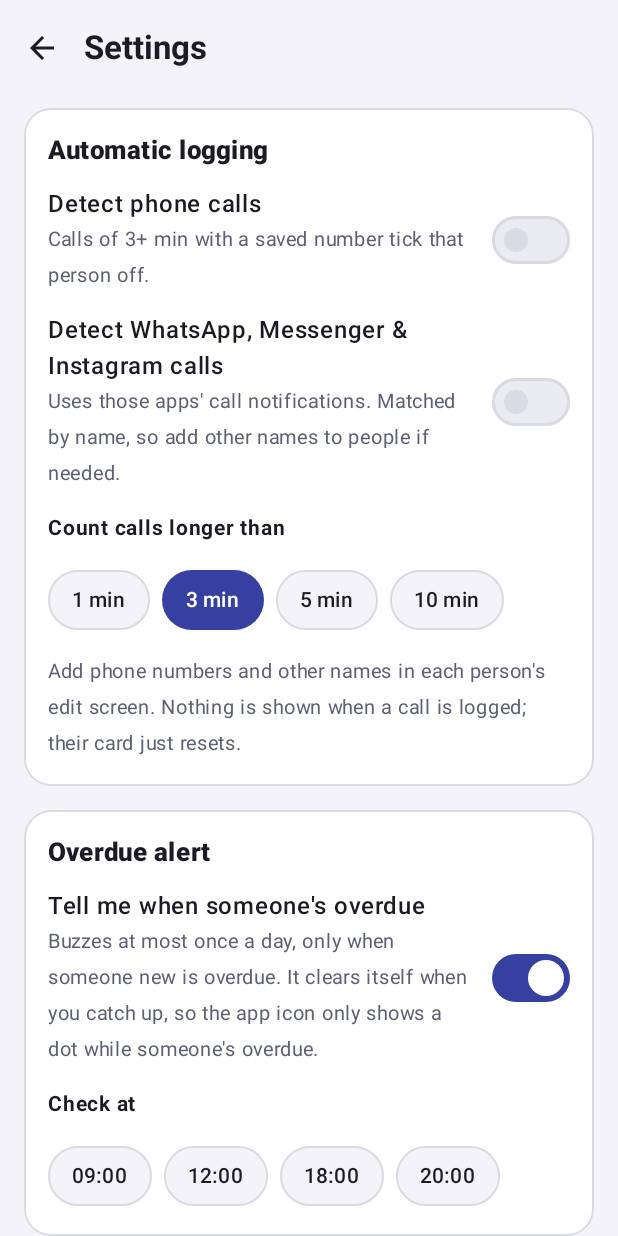
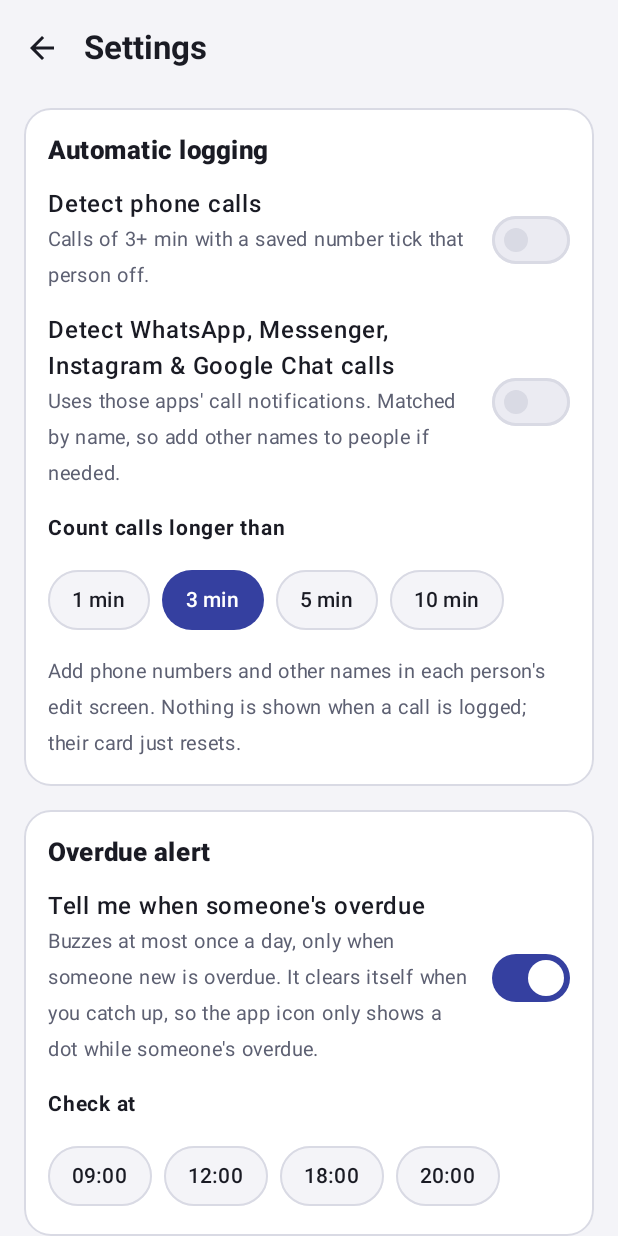
Before and after one commit to CianDunlevy/claude-playground, an Android app built with Jetpack Compose: the screen it shows after launch (MainActivity), after a tap on "Settings", on a phone screen of 412 x 824 dp. Run offline under Robolectric (Android 15) with nearby library versions, the phone set to English and light mode, and no system bars; 5 statements that could not run were skipped.

Commit message:
Detect Google Chat and Google Meet calls too
Adds the Chat app, Gmail (where Chat calls also ring) and Meet to the apps
the call listener watches. Calls from Chat in either app are treated as one
call. Wording in Settings and the edit screen updated to match.

Co-Authored-By: Claude Opus 5.5 <noreply@anthropic.com>
Claude-Session: https://claude.ai/code/session_012WKnhJRtgkoQ1yyg9s9kk6

```diff
--- a/catch-up-android/app/src/main/AndroidManifest.xml
+++ b/catch-up-android/app/src/main/AndroidManifest.xml
@@ -36,7 +36,7 @@
 
         <receiver android:name=".notify.ActionReceiver" android:exported="false" />
 
-        <!-- Reads WhatsApp / Messenger / Instagram call notifications only (filtered in code). Off until you grant notification access. -->
+        <!-- Reads WhatsApp / Messenger / Instagram / Google Chat call notifications only (filtered in code). Off until you grant notification access. -->
         <service
             android:name=".calls.CallNotificationListener"
             android:exported="true"
--- a/catch-up-android/app/src/main/java/io/github/ciandunlevy/catchup/calls/CallNotificationListener.kt
+++ b/catch-up-android/app/src/main/java/io/github/ciandunlevy/catchup/calls/CallNotificationListener.kt
@@ -18,7 +18,7 @@ import java.time.LocalTime
 import java.time.format.DateTimeFormatter
 
 /**
- * Watches WhatsApp, Messenger and Instagram for their "call in progress" notification and times the call
+ * Watches WhatsApp, Messenger, Instagram and Google Chat / Meet for their "call in progress" notification and times the call
  * itself (see [CallTracker]). When a call ends, if it lasted at least the minimum and the caller's name
  * matches someone, their catch-up is logged. Every other notification is ignored straight away.
  */
@@ -31,6 +31,11 @@ class CallNotificationListener : NotificationListenerService() {
             "com.facebook.orca" to "Messenger",
             "com.facebook.mlite" to "Messenger",
             "com.instagram.android" to "Instagram",
+            // Google Chat calls ring through the Chat app or Gmail; 1:1 Meet calls through the Meet app.
+            "com.google.android.apps.dynamite" to "Google Chat",
+            "com.google.android.gm" to "Google Chat",
+            "com.google.android.apps.tachyon" to "Google Meet",
+            "com.google.android.apps.meetings" to "Google Meet",
         )
         private const val GRACE_MS = 8_000L
 
--- a/catch-up-android/app/src/main/java/io/github/ciandunlevy/catchup/data/Store.kt
+++ b/catch-up-android/app/src/main/java/io/github/ciandunlevy/catchup/data/Store.kt
@@ -58,7 +58,7 @@ object Prefs {
         set(v) = sp.edit().putBoolean("autoPhone", v).apply()
 
 
-    /** Detect WhatsApp / Messenger / Instagram calls from their notifications. */
+    /** Detect WhatsApp / Messenger / Instagram / Google Chat calls from their notifications. */
     var autoApps: Boolean
         get() = sp.getBoolean("autoApps", false)
         set(v) = sp.edit().putBoolean("autoApps", v).apply()
--- a/catch-up-android/app/src/main/java/io/github/ciandunlevy/catchup/model/CallTracker.kt
+++ b/catch-up-android/app/src/main/java/io/github/ciandunlevy/catchup/model/CallTracker.kt
@@ -1,7 +1,7 @@
 package io.github.ciandunlevy.catchup.model
 
 /**
- * Works out how long a WhatsApp / Messenger / Instagram call lasted from its notifications, using our own clock.
+ * Works out how long a WhatsApp / Messenger / Instagram / Google Chat call lasted from its notifications, using our own clock.
  * The apps' own timestamps aren't trusted, and apps often swap notifications mid-call (ringing → connected),
  * so a call is tracked by app + caller name across notifications, and only counts as ended once none of its
  * notifications have been showing for [graceMs].
--- a/catch-up-android/app/src/main/java/io/github/ciandunlevy/catchup/model/Logic.kt
+++ b/catch-up-android/app/src/main/java/io/github/ciandunlevy/catchup/model/Logic.kt
@@ -18,7 +18,7 @@ data class Person(
     val history: List<Long> = listOf(lastCaughtUp),
     val createdAt: Long = lastCaughtUp,
     val phones: List<String> = emptyList(),
-    /** Other names this person shows up as in WhatsApp / Messenger / Instagram call notifications. */
+    /** Other names this person shows up as in WhatsApp / Messenger / Instagram / Google Chat call notifications. */
     val aliases: List<String> = emptyList(),
 )
 
@@ -99,7 +99,7 @@ object Logic {
     fun personForNumber(people: List<Person>, number: String): Person? =
         people.firstOrNull { p -> p.phones.any { numbersMatch(it, number) } }
 
-    // ---------- Names (WhatsApp / Messenger / Instagram calls) ----------
+    // ---------- Names (WhatsApp / Messenger / Instagram / Google Chat calls) ----------
 
     /** Lowercase letters and digits only, single spaces: "Mam ❤️" -> "mam", "Mary-Kate O'Neill" -> "mary kate o neill". */
     fun normalizeName(raw: String): String =
--- a/catch-up-android/app/src/main/java/io/github/ciandunlevy/catchup/ui/EditSheet.kt
+++ b/catch-up-android/app/src/main/java/io/github/ciandunlevy/catchup/ui/EditSheet.kt
@@ -287,7 +287,7 @@ fun EditSheet(person: Person?, onDismiss: () -> Unit, onMessage: (String) -> Uni
 
             SectionLabel("Other names")
             Text(
-                "WhatsApp, Messenger and Instagram calls are matched by name. " +
+                "WhatsApp, Messenger, Instagram and Google Chat calls are matched by name. " +
                     "\"${name.trim().ifEmpty { "Their name" }}\" is used already; add any other name they show up as, like Mary Dunlevy.",
                 fontSize = 13.sp, color = p.muted,
             )
--- a/catch-up-android/app/src/main/java/io/github/ciandunlevy/catchup/ui/SettingsScreen.kt
+++ b/catch-up-android/app/src/main/java/io/github/ciandunlevy/catchup/ui/SettingsScreen.kt
@@ -166,7 +166,7 @@ fun SettingsScreen(onBack: () -> Unit) {
                     TextButton(onClick = { openAppSettings() }) { Text("Open app settings") }
                 }
                 SwitchRow(
-                    title = "Detect WhatsApp, Messenger & Instagram calls",
+                    title = "Detect WhatsApp, Messenger, Instagram & Google Chat calls",
                     subtitle = "Uses those apps' call notifications. Matched by name, so add other names to people if needed.",
                     checked = autoApps && listenerOn,
                 ) { on ->
@@ -196,7 +196,7 @@ fun SettingsScreen(onBack: () -> Unit) {
                         }) { Text("Copy log") }
                     }
                     if (showLog) Text(
-                        if (callLog.isEmpty()) "Nothing yet. Make a call on WhatsApp, Messenger or Instagram."
+                        if (callLog.isEmpty()) "Nothing yet. Make a call on WhatsApp, Messenger, Instagram or Google Chat."
                         else callLog.joinToString("\n"),
                         fontSize = 12.sp, color = p.muted, lineHeight = 16.sp,
                         fontFamily = androidx.compose.ui.text.font.FontFamily.Monospace,
@@ -255,7 +255,7 @@ fun SettingsScreen(onBack: () -> Unit) {
             }
 
             Section("Privacy") {
-                Text("Everything stays on this phone. Catch-Up has no internet permission, so it can't send your call history, contacts or notifications anywhere. It only looks at call notifications from WhatsApp, Messenger and Instagram and ignores everything else.",
+                Text("Everything stays on this phone. Catch-Up has no internet permission, so it can't send your call history, contacts or notifications anywhere. It only looks at call notifications from WhatsApp, Messenger, Instagram and Google Chat / Meet and ignores everything else.",
                     fontSize = 14.sp, color = p.muted)
             }
 
```
Also changed, not shown: 2 other files.
